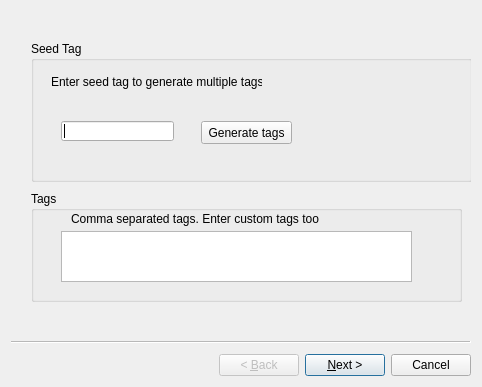
This is ui/upload.ui in pratikone/videoVenom as Qt 5 draws it before an edit. The edited form follows.
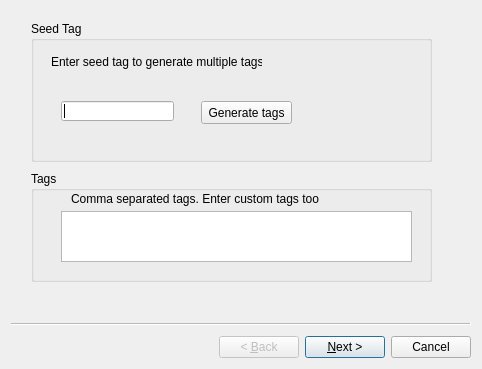
This is the edited form.

```diff
--- a/ui/upload.ui
+++ b/ui/upload.ui
@@ -7,7 +7,7 @@
     <x>0</x>
     <y>0</y>
     <width>482</width>
-    <height>387</height>
+    <height>369</height>
    </rect>
   </property>
   <property name="windowTitle">
@@ -18,8 +18,8 @@
     <property name="geometry">
      <rect>
       <x>20</x>
-      <y>30</y>
-      <width>441</width>
+      <y>10</y>
+      <width>401</width>
       <height>141</height>
      </rect>
     </property>
@@ -67,8 +67,8 @@
     <property name="geometry">
      <rect>
       <x>20</x>
-      <y>180</y>
-      <width>431</width>
+      <y>160</y>
+      <width>401</width>
       <height>111</height>
      </rect>
     </property>
```
Left out of the diff: 2 changed lines with no effect on the pictures.
